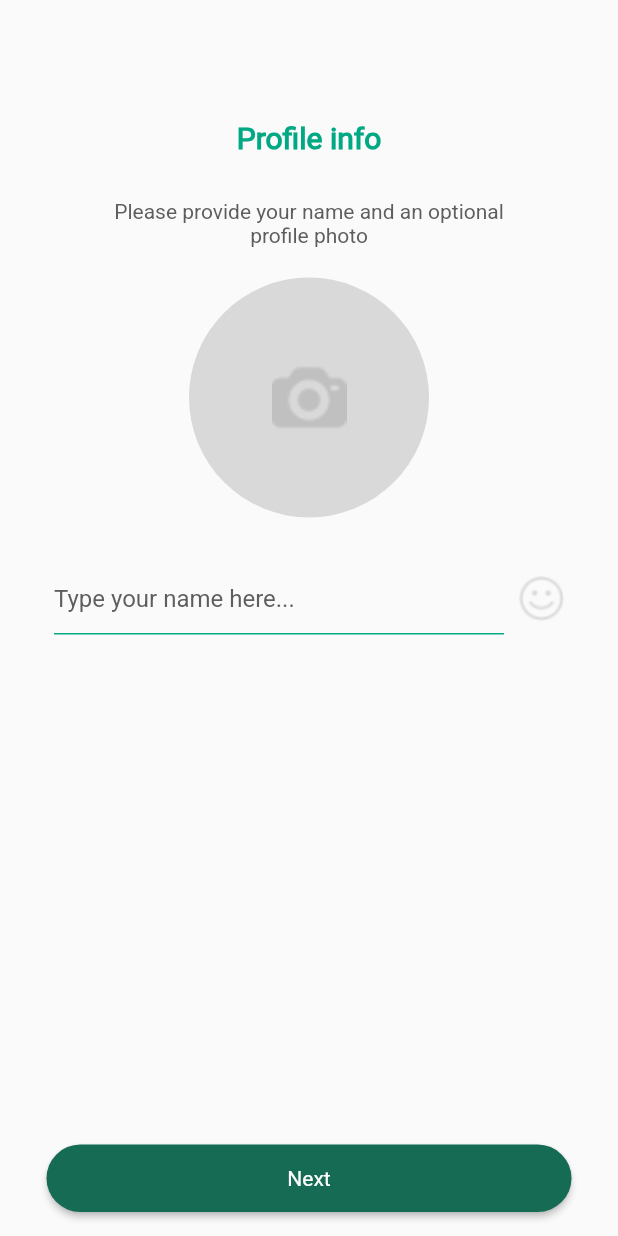
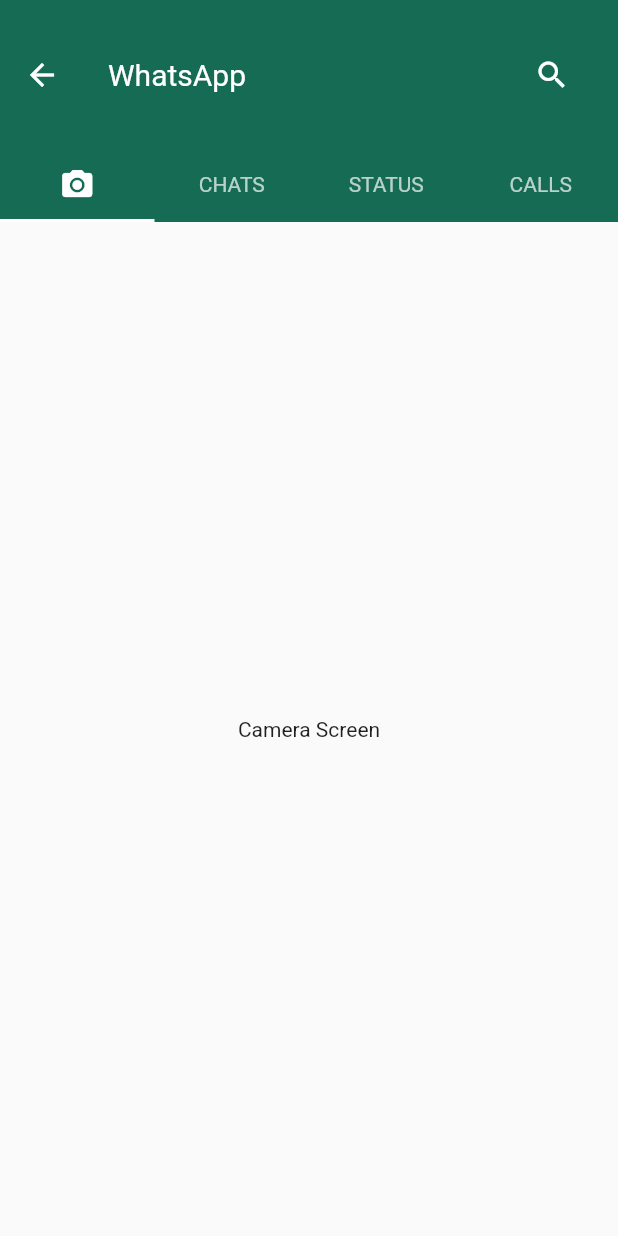
Before and after one commit to sujeet110206/WhatsApp-Clone, a Flutter app: the ProfileScreen screen opened directly, after a tap on "Next", on a phone screen of 412 x 824 dp. Run offline on Flutter 3.47's test engine with Material 3 defaults, Android fonts, the phone set to English and light mode, and no system bars; our stand-ins replace image_picker; network calls fail.

```diff
--- /dev/null
+++ b/lib/Screens/Home/Camera/camerascreen.dart
@@ -0,0 +1,14 @@
+import 'package:flutter/material.dart';
+
+class CameraScreen extends StatelessWidget {
+  const CameraScreen({super.key});
+
+  @override
+  Widget build(BuildContext context) {
+    return Scaffold(
+      body: Center(
+        child: Text("Camera Screen")
+      ),
+    );
+  }
+}
--- /dev/null
+++ b/lib/Screens/Home/homescreen.dart
@@ -0,0 +1,66 @@
+import 'package:flutter/material.dart';
+import 'package:whatsapp_clone/Screens/Home/Calls/callsscreen.dart';
+import 'package:whatsapp_clone/Screens/Home/Camera/camerascreen.dart';
+import 'package:whatsapp_clone/Screens/Home/Chats/chatsscreen.dart';
+import 'package:whatsapp_clone/Screens/Home/Status/statusscreen.dart';
+import 'package:whatsapp_clone/Widgets/uihelper.dart';
+
+class HomeScreen extends StatelessWidget {
+  const HomeScreen({super.key});
+
+  @override
+  Widget build(BuildContext context) {
+    return DefaultTabController(
+      length: 4,
+      child: Scaffold(
+        appBar: AppBar(
+          elevation: 0,
+          bottom: TabBar(
+            tabs: [
+              Tab(
+                icon: Icon(
+                  Icons.camera_alt
+                ),
+              ),
+              Tab(
+                text: "CHATS",
+              ),
+              Tab(
+                text: "STATUS",
+              ),
+              Tab(
+                text: "CALLS",
+              )
+            ],
+            indicatorColor: Colors.white,
+          ),
+          toolbarHeight: 100,
+          title: UiHelper.CustomText(
+            text: "WhatsApp",
+            height: 20,
+            color: Colors.white,
+          ),
+          actions: [
+            Padding(
+              padding: const EdgeInsets.only(right: 20),
+              child: IconButton(
+                onPressed: () {},
+                icon: Icon(
+                  Icons.search,
+                ),
+              ),
+            ),
+          ],
+        ),
+        body: TabBarView(
+          children: [
+            CameraScreen(),
+            ChatsScreen(),
+            StatusScreen(),
+            CallsScreen()
+          ],
+        ),
+      ),
+    );
+  }
+}
--- a/lib/Screens/Profile/profilescreen.dart
+++ b/lib/Screens/Profile/profilescreen.dart
@@ -2,6 +2,7 @@ import 'dart:io';
 
 import 'package:flutter/material.dart';
 import 'package:image_picker/image_picker.dart';
+import 'package:whatsapp_clone/Screens/Home/homescreen.dart';
 import 'package:whatsapp_clone/Widgets/uihelper.dart';
 
 class ProfileScreen extends StatefulWidget {
@@ -38,7 +39,8 @@ class _ProfileScreenState extends State<ProfileScreen> {
               onTap: () {
                 _openBottom(context);
               },
-              child: pickedImage == null? CircleAvatar(
+              child: pickedImage == null
+                  ? CircleAvatar(
                       radius: 80,
                       backgroundColor: Color(0XFFD9D9D9),
                       child: Image.asset(
@@ -46,7 +48,8 @@ class _ProfileScreenState extends State<ProfileScreen> {
                         height: 50,
                         fit: BoxFit.cover,
                       ),
-              ) : CircleAvatar(
+                    )
+                  : CircleAvatar(
                       radius: 80,
                       backgroundImage: FileImage(pickedImage!),
                     ),
@@ -83,7 +86,12 @@ class _ProfileScreenState extends State<ProfileScreen> {
         ),
       ),
       floatingActionButton: UiHelper.CustomButton(
-        callback: () {},
+        callback: () {
+          Navigator.push(
+            context,
+            MaterialPageRoute(builder: (context) => HomeScreen()),
+          );
+        },
         buttonname: "Next",
       ),
       floatingActionButtonLocation: FloatingActionButtonLocation.centerFloat,
@@ -107,21 +115,13 @@ class _ProfileScreenState extends State<ProfileScreen> {
                     onPressed: () {
                       _pickerImage(ImageSource.camera);
                     },
-                    icon: Icon(
-                      Icons.camera_alt,
-                      size: 70,
-                      color: Colors.grey
-                    ),
+                    icon: Icon(Icons.camera_alt, size: 70, color: Colors.grey),
                   ),
                   IconButton(
                     onPressed: () {
                       _pickerImage(ImageSource.gallery);
                     },
-                    icon: Icon(
-                      Icons.image,
-                      size: 70,
-                      color: Colors.grey
-                    ),
+                    icon: Icon(Icons.image, size: 70, color: Colors.grey),
                   ),
                 ],
               ),
@@ -143,15 +143,11 @@ class _ProfileScreenState extends State<ProfileScreen> {
         pickedImage = tempImage;
       });
     } catch (ex) {
-      return ScaffoldMessenger.of(
-        context
-      ).showSnackBar(
+      return ScaffoldMessenger.of(context).showSnackBar(
         SnackBar(
-          content: Text(
-            ex.toString()
+          content: Text(ex.toString()),
+          backgroundColor: Color(0XFF00A884),
         ),
-          backgroundColor: Color(0XFF00A884),
-        )
       );
     }
   }
--- a/lib/main.dart
+++ b/lib/main.dart
@@ -1,4 +1,5 @@
 import 'package:flutter/material.dart';
+import 'package:whatsapp_clone/Screens/Home/homescreen.dart';
 import 'package:whatsapp_clone/Screens/Splash/splashscreen.dart';
 
 void main() {
@@ -19,7 +20,7 @@ class MyApp extends StatelessWidget {
         useMaterial3: false,
         fontFamily: "Regular"
       ),
-      home: SplashScreen(),
+      home: HomeScreen(),
     );
   }
 }
```
Also changed, not shown: lib/Screens/Home/Calls/callsscreen.dart (added, +14 -0 lines), lib/Screens/Home/Chats/chatsscreen.dart (added, +104 -0 lines), lib/Screens/Home/Status/statusscreen.dart (added, +14 -0 lines), assets/images/mode_comment_black_24dp 1.png (added). Lines whose indentation alone changed are shown as unchanged.
